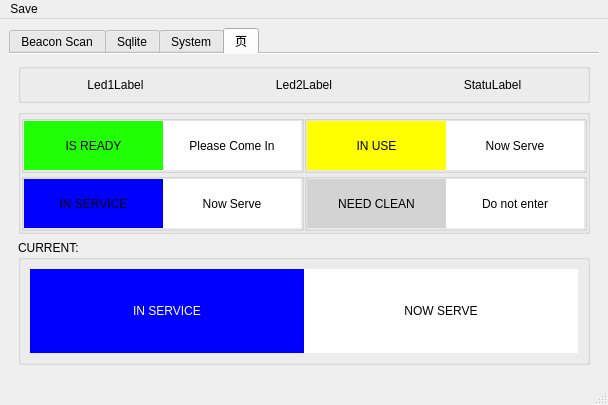
main0c/DocDetect, file gui/BeaconUI.ui: the form before one commit.
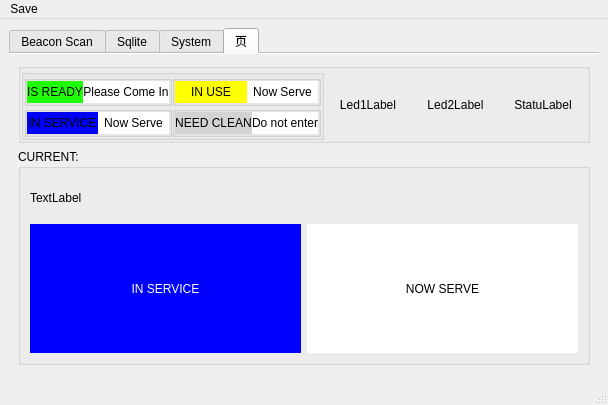
The form after the commit. Icons and pictures are not drawn.

Patch:
```diff
--- a/gui/BeaconUI.ui
+++ b/gui/BeaconUI.ui
@@ -269,39 +269,6 @@
             <number>0</number>
            </property>
            <item>
-            <widget class="QLabel" name="led1Lbl">
-             <property name="text">
-              <string>Led1Label</string>
-             </property>
-             <property name="alignment">
-              <set>Qt::AlignCenter</set>
-             </property>
-            </widget>
-           </item>
-           <item>
-            <widget class="QLabel" name="led2Lbl">
-             <property name="text">
-              <string>Led2Label</string>
-             </property>
-             <property name="alignment">
-              <set>Qt::AlignCenter</set>
-             </property>
-            </widget>
-           </item>
-           <item>
-            <widget class="QLabel" name="statuLabel">
-             <property name="text">
-              <string>StatuLabel</string>
-             </property>
-             <property name="alignment">
-              <set>Qt::AlignCenter</set>
-             </property>
-            </widget>
-           </item>
-          </layout>
-         </widget>
-        </item>
-        <item>
          <widget class="QGroupBox" name="groupBox_3">
           <property name="sizePolicy">
            <sizepolicy hsizetype="Preferred" vsizetype="Preferred">
@@ -608,6 +575,39 @@
          </widget>
         </item>
         <item>
+            <widget class="QLabel" name="led1Lbl">
+             <property name="text">
+              <string>Led1Label</string>
+             </property>
+             <property name="alignment">
+              <set>Qt::AlignCenter</set>
+             </property>
+            </widget>
+           </item>
+           <item>
+            <widget class="QLabel" name="led2Lbl">
+             <property name="text">
+              <string>Led2Label</string>
+             </property>
+             <property name="alignment">
+              <set>Qt::AlignCenter</set>
+             </property>
+            </widget>
+           </item>
+           <item>
+            <widget class="QLabel" name="statuLabel">
+             <property name="text">
+              <string>StatuLabel</string>
+             </property>
+             <property name="alignment">
+              <set>Qt::AlignCenter</set>
+             </property>
+            </widget>
+           </item>
+          </layout>
+         </widget>
+        </item>
+        <item>
          <widget class="QGroupBox" name="groupBox_4">
           <property name="sizePolicy">
            <sizepolicy hsizetype="Preferred" vsizetype="Expanding">
@@ -618,11 +618,27 @@
           <property name="title">
            <string>CURRENT:</string>
           </property>
-          <layout class="QHBoxLayout" name="horizontalLayout_7">
-           <property name="spacing">
-            <number>0</number>
-           </property>
-           <item>
+          <layout class="QGridLayout" name="gridLayout_4">
+           <item row="0" column="0" colspan="2">
+            <widget class="QLabel" name="becon_info_label">
+             <property name="sizePolicy">
+              <sizepolicy hsizetype="Preferred" vsizetype="Fixed">
+               <horstretch>0</horstretch>
+               <verstretch>0</verstretch>
+              </sizepolicy>
+             </property>
+             <property name="minimumSize">
+              <size>
+               <width>0</width>
+               <height>40</height>
+              </size>
+             </property>
+             <property name="text">
+              <string>TextLabel</string>
+             </property>
+            </widget>
+           </item>
+           <item row="1" column="0">
             <widget class="QPushButton" name="statuLeftBtn">
              <property name="sizePolicy">
               <sizepolicy hsizetype="Minimum" vsizetype="Minimum">
@@ -651,7 +667,7 @@
              </property>
             </widget>
            </item>
-           <item>
+           <item row="1" column="1">
             <widget class="QPushButton" name="statuRightBtn">
              <property name="sizePolicy">
               <sizepolicy hsizetype="Minimum" vsizetype="Minimum">
```
Lines whose indentation alone changed are shown as unchanged.
